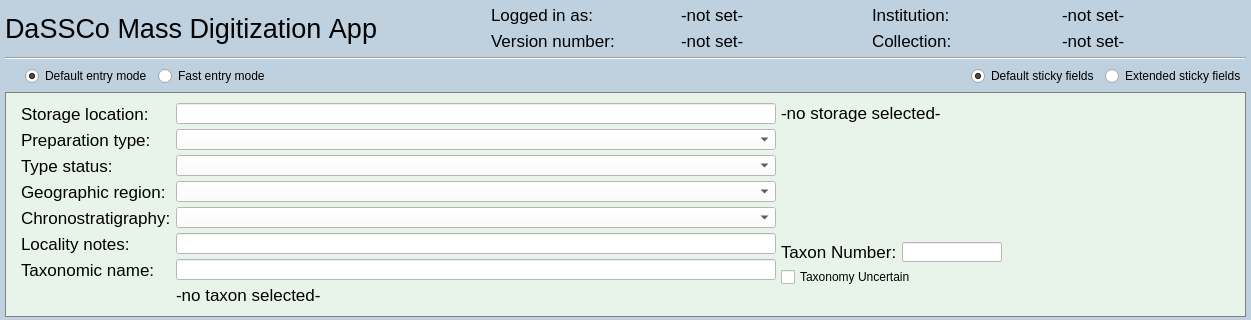
First picture: the form in MassDigitizer/ui/specimendataentry.ui, repository NHMDenmark/Mass-Digitizer, before the edit; both pictures show x 0 to 1251 and y 0 to 320 of the 1251 by 697 pixel window.
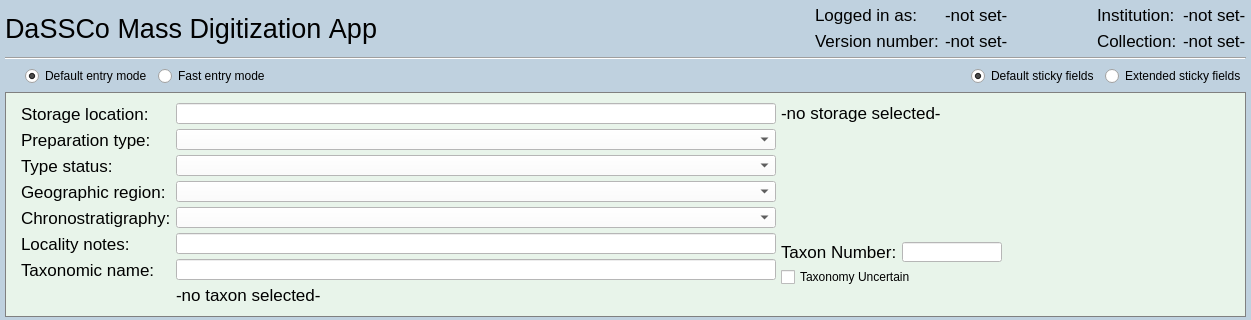
Second picture: the form after the edit. Icons and pictures are not drawn.

Commit message: Added spacers for more compact header

Diff of the .ui file:
```diff
--- a/MassDigitizer/ui/specimendataentry.ui
+++ b/MassDigitizer/ui/specimendataentry.ui
@@ -161,8 +161,31 @@
        </property>
       </widget>
      </item>
+     <item>
+      <spacer name="horizontalSpacer_10">
+       <property name="orientation">
+        <enum>Qt::Orientation::Horizontal</enum>
+       </property>
+       <property name="sizeHint" stdset="0">
+        <size>
+         <width>40</width>
+         <height>20</height>
+        </size>
+       </property>
+      </spacer>
+     </item>
      <item>
       <layout class="QGridLayout" name="gridLayout">
+       <item row="0" column="1">
+        <widget class="QLabel" name="txtUserName">
+         <property name="text">
+          <string>-not set-</string>
+         </property>
+         <property name="class" stdset="0">
+          <string>QLabelMetaInfo</string>
+         </property>
+        </widget>
+       </item>
        <item row="1" column="0">
         <widget class="QLabel" name="lblVersion">
          <property name="text">
@@ -170,57 +193,17 @@
          </property>
         </widget>
        </item>
-       <item row="1" column="2">
-        <widget class="QLabel" name="lblCollection">
-         <property name="text">
-          <string>Collection:</string>
-         </property>
-        </widget>
-       </item>
-       <item row="0" column="2">
+       <item row="0" column="3">
         <widget class="QLabel" name="lblInstitution">
          <property name="text">
           <string>Institution:</string>
          </property>
         </widget>
        </item>
-       <item row="1" column="1">
-        <widget class="QLabel" name="txtVersionNr">
-         <property name="text">
-          <string>-not set-</string>
-         </property>
-         <property name="class" stdset="0">
-          <string>QLabelMetaInfo</string>
-         </property>
-        </widget>
-       </item>
        <item row="1" column="3">
-        <widget class="QLabel" name="txtCollection">
+        <widget class="QLabel" name="lblCollection">
          <property name="text">
-          <string>-not set-</string>
-         </property>
-         <property name="class" stdset="0">
-          <string>QLabelMetaInfo</string>
-         </property>
-        </widget>
-       </item>
-       <item row="0" column="1">
-        <widget class="QLabel" name="txtUserName">
-         <property name="text">
-          <string>-not set-</string>
-         </property>
-         <property name="class" stdset="0">
-          <string>QLabelMetaInfo</string>
-         </property>
-        </widget>
-       </item>
-       <item row="0" column="3">
-        <widget class="QLabel" name="txtInstitution">
-         <property name="text">
-          <string>-not set-</string>
-         </property>
-         <property name="class" stdset="0">
-          <string>QLabelMetaInfo</string>
+          <string>Collection:</string>
          </property>
         </widget>
        </item>
@@ -231,6 +214,49 @@
          </property>
         </widget>
        </item>
+       <item row="1" column="4">
+        <widget class="QLabel" name="txtCollection">
+         <property name="text">
+          <string>-not set-</string>
+         </property>
+         <property name="class" stdset="0">
+          <string>QLabelMetaInfo</string>
+         </property>
+        </widget>
+       </item>
+       <item row="0" column="4">
+        <widget class="QLabel" name="txtInstitution">
+         <property name="text">
+          <string>-not set-</string>
+         </property>
+         <property name="class" stdset="0">
+          <string>QLabelMetaInfo</string>
+         </property>
+        </widget>
+       </item>
+       <item row="1" column="1">
+        <widget class="QLabel" name="txtVersionNr">
+         <property name="text">
+          <string>-not set-</string>
+         </property>
+         <property name="class" stdset="0">
+          <string>QLabelMetaInfo</string>
+         </property>
+        </widget>
+       </item>
+       <item row="0" column="2">
+        <spacer name="horizontalSpacer_9">
+         <property name="orientation">
+          <enum>Qt::Orientation::Horizontal</enum>
+         </property>
+         <property name="sizeHint" stdset="0">
+          <size>
+           <width>40</width>
+           <height>20</height>
+          </size>
+         </property>
+        </spacer>
+       </item>
       </layout>
      </item>
     </layout>
```
Left out of the diff: 2 changed lines with no effect on the pictures.
